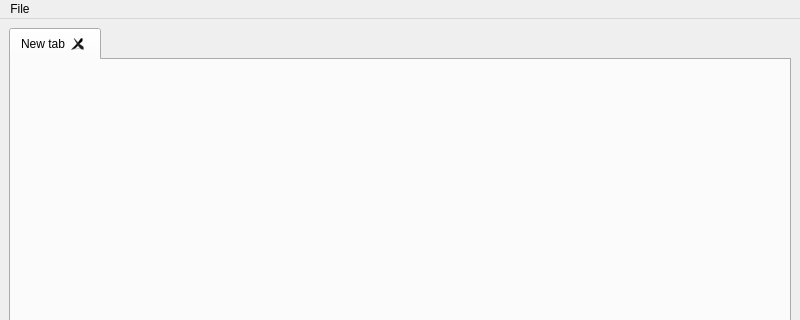
This is mainwindow.ui in Fustell/Code-Editor-CPP as Qt 5 draws it before an edit; both pictures show x 0 to 800 and y 0 to 320 of the 800 by 600 pixel window. The edited form follows.
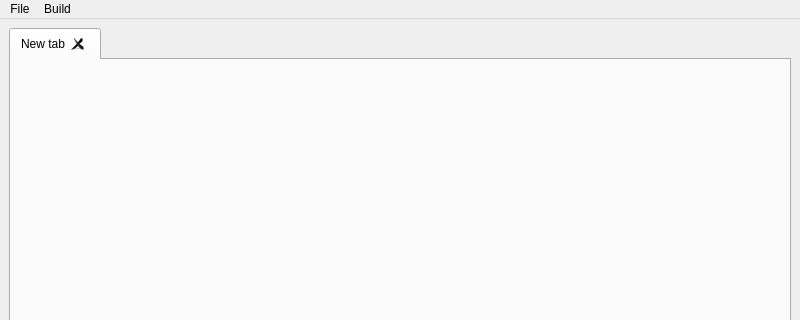
This is the edited form.

Commit message: added button for compiling

What changed in the file:
```diff
--- a/mainwindow.ui
+++ b/mainwindow.ui
@@ -52,7 +52,14 @@
     <addaction name="separator"/>
     <addaction name="actionExit"/>
    </widget>
+   <widget class="QMenu" name="menuBuild">
+    <property name="title">
+     <string>Build</string>
+    </property>
+    <addaction name="actionBuild"/>
+   </widget>
    <addaction name="menuFile"/>
+   <addaction name="menuBuild"/>
   </widget>
   <widget class="QStatusBar" name="statusbar"/>
   <action name="actionNew_file">
```
Left out of the diff: 5 changed lines with no effect on the pictures. The commit also changes 5 other files.
